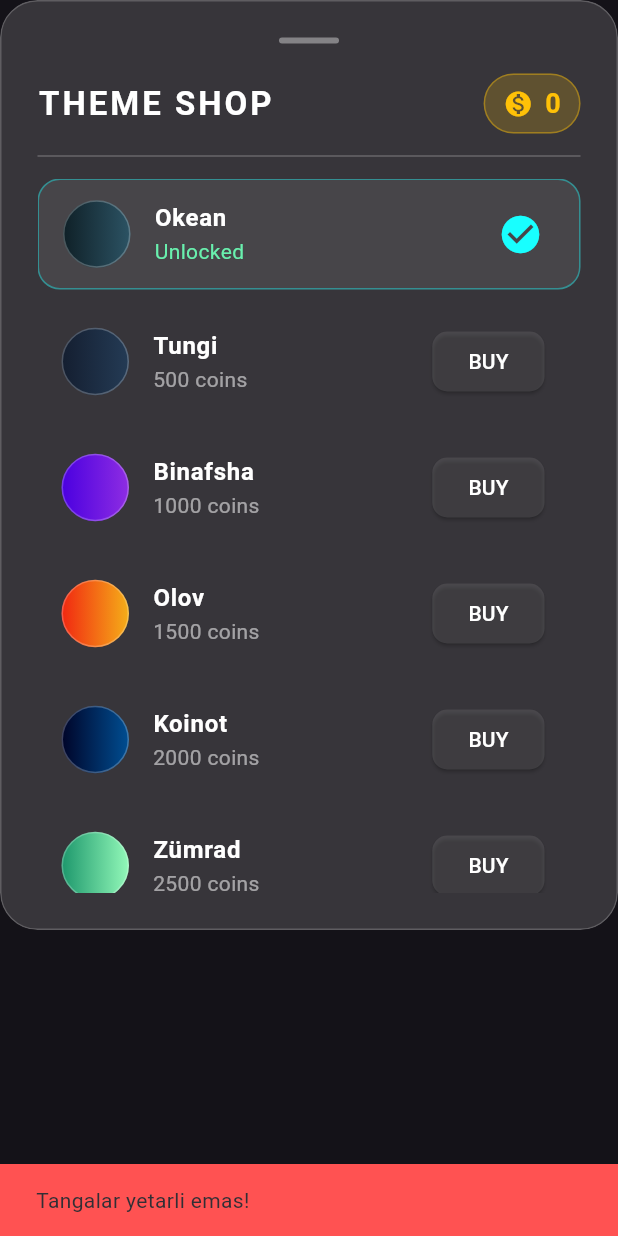
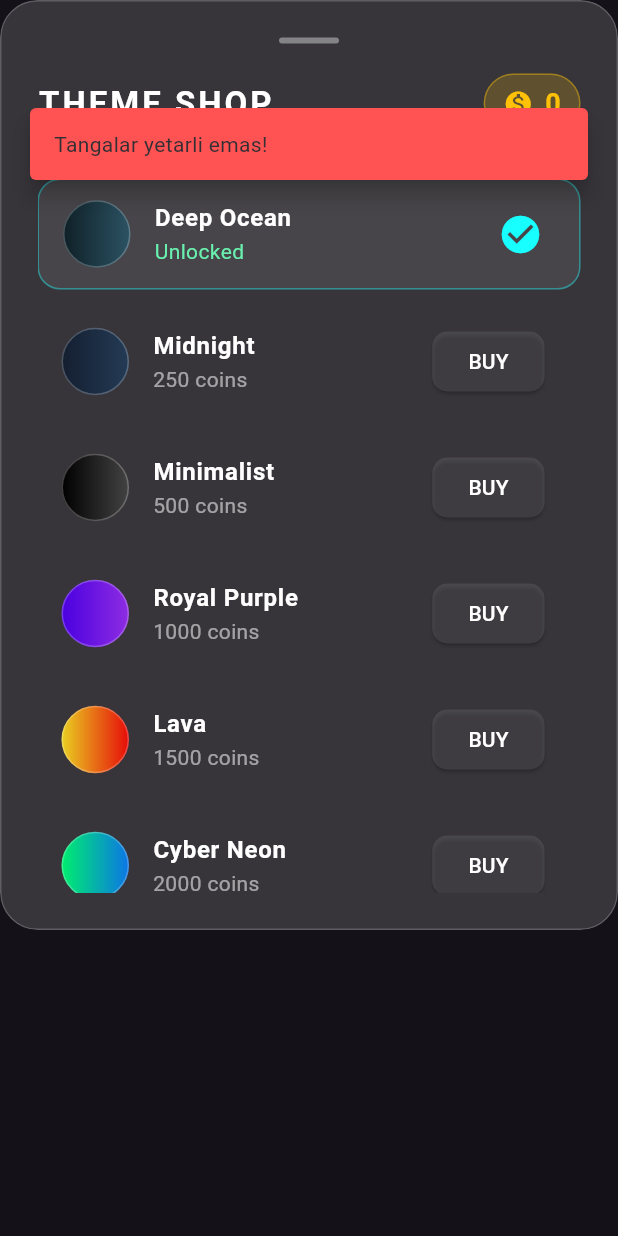
Before and after one commit to bekcoding5/matematik_quiz, a Flutter app: the _ThemeShopSheet widget shown alone on an empty page, opened directly, after a tap on "BUY", on a phone screen of 412 x 824 dp. Run offline on Flutter 3.47's test engine with Material 3 defaults, Android fonts, the phone set to English and light mode, and no system bars; our stand-ins replace audioplayers, google_mobile_ads, hive_flutter; accounts and stored records are empty; network calls fail.

Commit message:
colors fixing

```diff
--- a/lib/class/theme_item.dart
+++ b/lib/class/theme_item.dart
@@ -10,46 +10,57 @@ class ThemeItem {
 
 final List<ThemeItem> gameThemes = [
   ThemeItem(
-    name: "Okean",
+    name: "Deep Ocean",
     price: 0,
-    colors: [const Color(0xFF0F2027), const Color(0xFF203A43), const Color(0xFF2C5364)],
+    colors: [
+      const Color(0xFF0F2027),
+      const Color(0xFF203A43),
+      const Color(0xFF2C5364),
+    ],
   ),
   ThemeItem(
-    name: "Tungi",
-    price: 500,
+    name: "Midnight",
+    price: 250,
     colors: [const Color(0xFF141E30), const Color(0xFF243B55)],
   ),
   ThemeItem(
-    name: "Binafsha",
+    name: "Minimalist",
+    price: 500,
+    colors: [const Color(0xFF000000), const Color(0xFF434343)],
+  ),
+
+  ThemeItem(
+    name: "Royal Purple", // Qirollik binafsharang gammasi
     price: 1000,
     colors: [const Color(0xFF4A00E0), const Color(0xFF8E2DE2)],
   ),
   ThemeItem(
-    name: "Olov",
+    name: "Lava", // Issiq olov va lava effekti
     price: 1500,
-    colors: [const Color(0xFFf12711), const Color(0xFFf5af19)],
+    colors: [const Color(0xFFe9d022), const Color(0xFFe60b09)],
+  ),
+
+  ThemeItem(
+    name: "Cyber Neon", // Futuristik neon kombinatsiyasi
+    price: 2000,
+    colors: [const Color(0xFF00ee6e), const Color(0xFF0c75e6)],
   ),
   ThemeItem(
-    name: "Koinot",
-    price: 2000,
+    name: "Toxic Green", // Yorqin zaharli yashil va qora
+    price: 2500,
+    colors: [const Color(0xFF0c0c0c), const Color(0xFF0f971c)],
+  ),
+  ThemeItem(
+    name: "Cosmic Blue", // Koinotning chuqur ko'k rangi
+    price: 3000,
     colors: [const Color(0xFF000428), const Color(0xFF004e92)],
   ),
   ThemeItem(
-    name: "Zümrad",
-    price: 2500,
-    colors: [const Color(0xFF1D976C), const Color(0xFF93F9B9)],
-  ),
-  ThemeItem(
-    name: "Retro",
-    price: 3000,
-    colors: [const Color(0xFF3D7EAA), const Color(0xFFFFE47A)],
-  ),
-  ThemeItem(
-    name: "Neon",
+    name: "Dark Crimson", // Qora va qizilning agressiv uyg'unligi
     price: 4000,
-    colors: [const Color(0xFF000000), const Color(0xFF434343)],
+    colors: [const Color(0xFFe65763), const Color(0xFF080808)],
   ),
 ];
 
-// Global theme notifier - barcha fayllardan shu yerdan import qilinadi
+// Global theme notifier
 ValueNotifier<int> currentThemeIndex = ValueNotifier<int>(0);
--- a/lib/main.dart
+++ b/lib/main.dart
@@ -89,7 +89,9 @@ class MainScreen extends StatelessWidget {
                           Navigator.push(
                             context,
                             MaterialPageRoute(
-                              builder: (_) => const SetupScreen(),
+                              builder: (_) => SetupScreen(
+                                gradient_colors: gameThemes[themeIndex].colors,
+                              ),
                             ),
                           );
                         },
@@ -379,8 +381,19 @@ class _ThemeShopSheetState extends State<_ThemeShopSheet> {
                                         ScaffoldMessenger.of(
                                           context,
                                         ).showSnackBar(
-                                          const SnackBar(
-                                            content: Text(
+                                          SnackBar(
+                                            duration: Duration(seconds: 2),
+                                            behavior: SnackBarBehavior.floating,
+                                            margin: EdgeInsets.only(
+                                              bottom:
+                                                  MediaQuery.of(
+                                                    context,
+                                                  ).size.height -
+                                                  120,
+                                              left: 20,
+                                              right: 20,
+                                            ),
+                                            content: const Text(
                                               'Tangalar yetarli emas!',
                                             ),
                                             backgroundColor: Colors.redAccent,
--- a/lib/screens/set_up.dart
+++ b/lib/screens/set_up.dart
@@ -1,5 +1,6 @@
 import 'package:audioplayers/audioplayers.dart';
 import 'package:flutter/material.dart';
+import 'package:matematik_quiz/class/theme_item.dart';
 import 'package:matematik_quiz/main.dart';
 import 'package:matematik_quiz/screens/game.dart';
 import 'package:matematik_quiz/widgets/ad_banner_widget.dart';
@@ -7,7 +8,8 @@ import 'package:matematik_quiz/widgets/glass_box.dart';
 import 'package:matematik_quiz/widgets/gradient_scaffold.dart';
 
 class SetupScreen extends StatefulWidget {
-  const SetupScreen({super.key});
+  final List<Color> gradient_colors;
+  const SetupScreen({required this.gradient_colors, super.key});
 
   @override
   State<SetupScreen> createState() => _SetupScreenState();
@@ -27,7 +29,6 @@ class _SetupScreenState extends State<SetupScreen> {
           style: TextStyle(letterSpacing: 3, fontWeight: FontWeight.w900),
         ),
         backgroundColor: Colors.transparent,
-        foregroundColor: Colors.white,
         elevation: 0,
       ),
       child: SafeArea(
@@ -58,9 +59,8 @@ class _SetupScreenState extends State<SetupScreen> {
               const Spacer(),
               _startBtn(context),
               const SizedBox(height: 30),
-                AdBanner(),
+              AdBanner(),
               const SizedBox(height: 10),
-
             ],
           ),
         ),
@@ -78,11 +78,8 @@ class _SetupScreenState extends State<SetupScreen> {
         Navigator.push(
           context,
           MaterialPageRoute(
-            builder: (_) => GameScreen(
-              diff: _diff,
-              time: _time,
-              totalQuestions: _count,
-            ),
+            builder: (_) =>
+                GameScreen(diff: _diff, time: _time, totalQuestions: _count),
           ),
         );
       },
@@ -93,7 +90,11 @@ class _SetupScreenState extends State<SetupScreen> {
           child: const Row(
             mainAxisAlignment: MainAxisAlignment.center,
             children: [
-              Icon(Icons.play_arrow_rounded, color: Colors.cyanAccent, size: 28),
+              Icon(
+                Icons.play_arrow_rounded,
+                color: Colors.cyanAccent,
+                size: 28,
+              ),
               SizedBox(width: 10),
               Text(
                 'START GAME',
@@ -140,7 +141,10 @@ class _SetupScreenState extends State<SetupScreen> {
                   onTap: () => onS(o),
                   child: AnimatedContainer(
                     duration: const Duration(milliseconds: 200),
-                    padding: const EdgeInsets.symmetric(horizontal: 20, vertical: 10),
+                    padding: const EdgeInsets.symmetric(
+                      horizontal: 20,
+                      vertical: 10,
+                    ),
                     decoration: BoxDecoration(
                       color: isSelected
                           ? Colors.cyanAccent.withOpacity(0.25)
@@ -156,8 +160,9 @@ class _SetupScreenState extends State<SetupScreen> {
                       '$o',
                       style: TextStyle(
                         color: isSelected ? Colors.cyanAccent : Colors.white70,
-                        fontWeight:
-                            isSelected ? FontWeight.bold : FontWeight.normal,
+                        fontWeight: isSelected
+                            ? FontWeight.bold
+                            : FontWeight.normal,
                         fontSize: 15,
                       ),
                     ),
```
